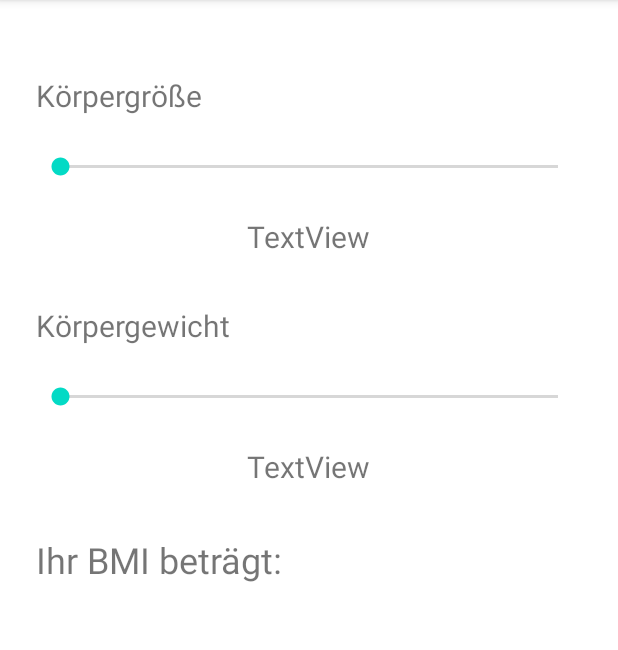
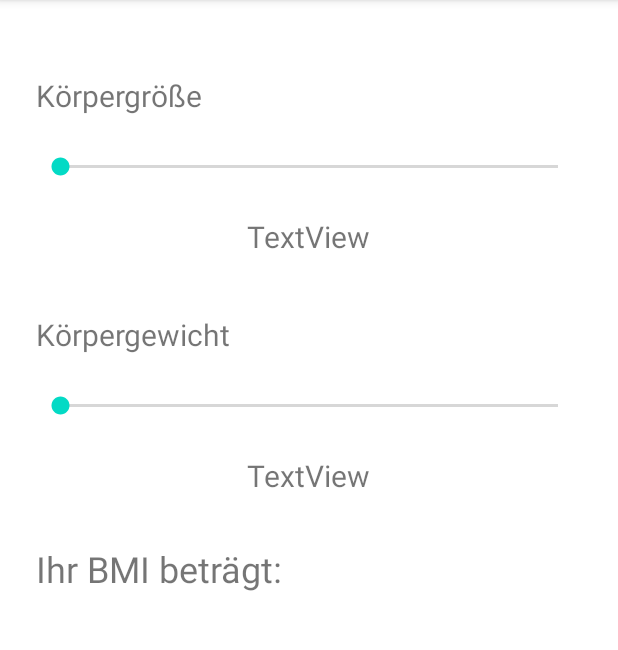
Before and after one commit to mizech/bmi-calculator, an Android app: the screen it shows after launch (MainActivity), on a phone screen of 412 x 824 dp, the part 84-734 px from its top. Run offline under Robolectric (Android 15) with nearby library versions, the phone set to English and light mode, and no system bars; 6 statements that could not run were skipped.

Commit message:
Modified margin

```diff
--- a/app/src/main/java/com/example/bmirechner/BmiViewModel.kt
+++ b/app/src/main/java/com/example/bmirechner/BmiViewModel.kt
@@ -10,8 +10,8 @@ class BmiViewModel: ViewModel() {
     private var currentWeight = MutableLiveData<Double>()
 
     init {
-        currentHeight.value = 150.0
-        currentWeight.value = 50.0
+        currentHeight.value = 0.0
+        currentWeight.value = 0.0
     }
 
     fun setCurrentHeight(value: Double) {
--- a/app/src/main/res/layout/activity_main.xml
+++ b/app/src/main/res/layout/activity_main.xml
@@ -27,7 +27,6 @@
         android:layout_marginTop="24dp"
         android:layout_marginRight="24dp"
         android:max="240"
-        android:min="140"
         app:layout_constraintEnd_toEndOf="parent"
         app:layout_constraintStart_toStartOf="parent"
         app:layout_constraintTop_toBottomOf="@+id/heightTextView" />
@@ -37,7 +36,7 @@
         android:layout_width="match_parent"
         android:layout_height="28dp"
         android:layout_marginLeft="24dp"
-        android:layout_marginTop="32dp"
+        android:layout_marginTop="38dp"
         android:layout_marginRight="24dp"
         android:text="Körpergewicht"
         android:textSize="20sp"
@@ -53,7 +52,6 @@
         android:layout_marginTop="24dp"
         android:layout_marginRight="24dp"
         android:max="150"
-        android:min="50"
         app:layout_constraintEnd_toEndOf="parent"
         app:layout_constraintStart_toStartOf="parent"
         app:layout_constraintTop_toBottomOf="@+id/weightTextView" />
```
